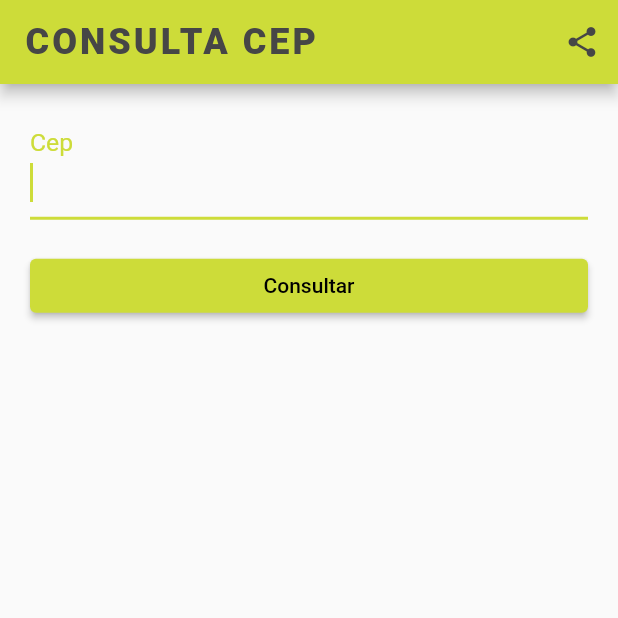
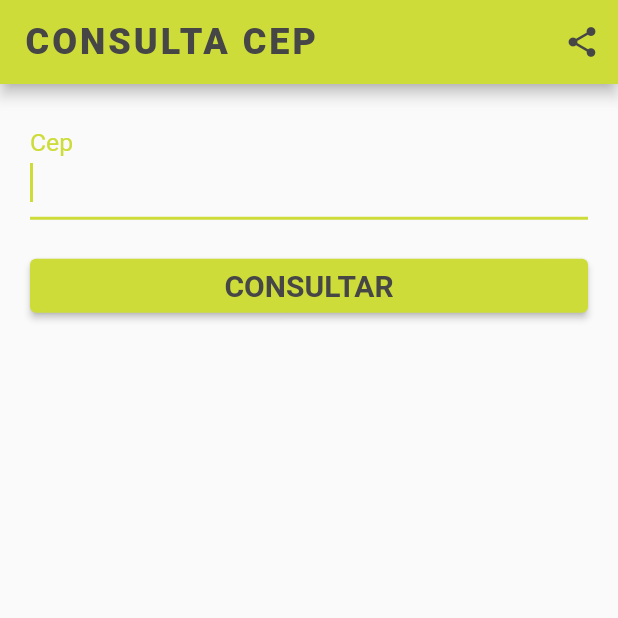
Before and after one commit to otavioborgsm/web_service_flutter, a Flutter app: the screen it shows after launch, on a phone screen of 412 x 824 dp, the top half of it. Run offline on Flutter 3.47's test engine with Material 2 defaults, Android fonts, the phone set to English and light mode, and no system bars; our stand-ins replace another_flushbar, dio, share_plus.

Commit message:
botão editado

```diff
--- a/lib/views/home_page.dart
+++ b/lib/views/home_page.dart
@@ -81,7 +81,15 @@ class _HomePageState extends State<HomePage> {
       padding: const EdgeInsets.only(top: 20.0),
       child:  ElevatedButton(
         onPressed: _searchCep,
-        child: _loading ? _circularLoading() : const Text('Consultar'),
+        child: _loading ? _circularLoading() :
+          const Text(
+            'CONSULTAR',
+            style: TextStyle(
+              fontWeight: FontWeight.bold,
+              fontSize: 20,
+              color: Color.fromARGB(255, 70, 70, 70)
+            ),
+            ),
       ),
     );
   }
```
